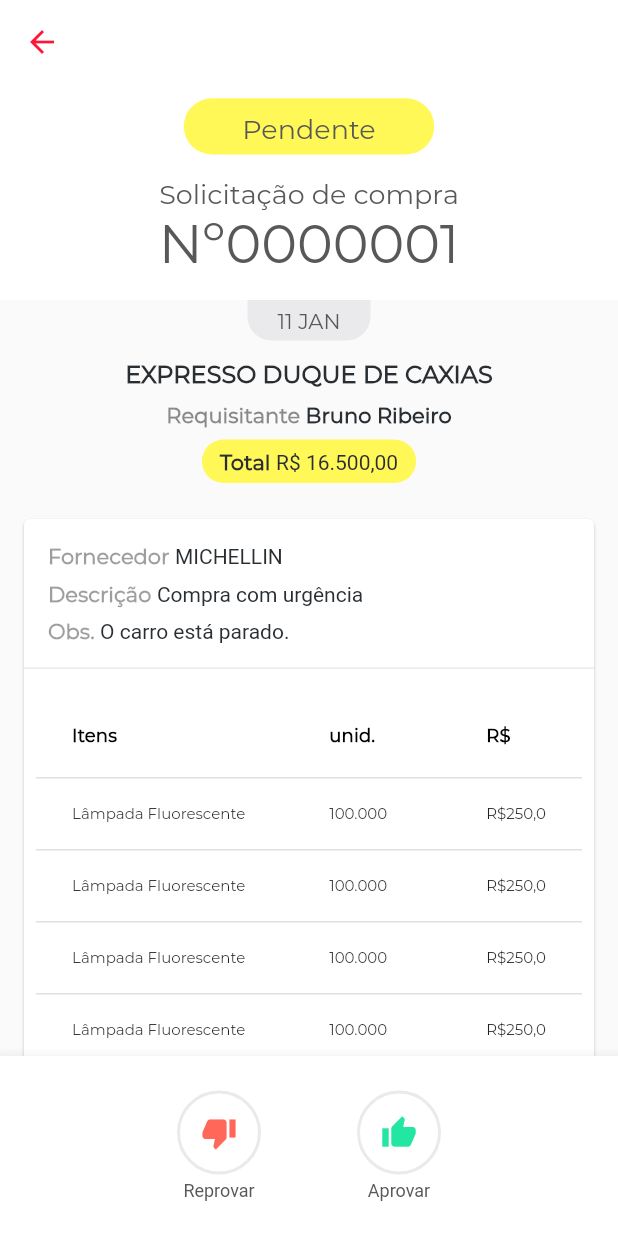
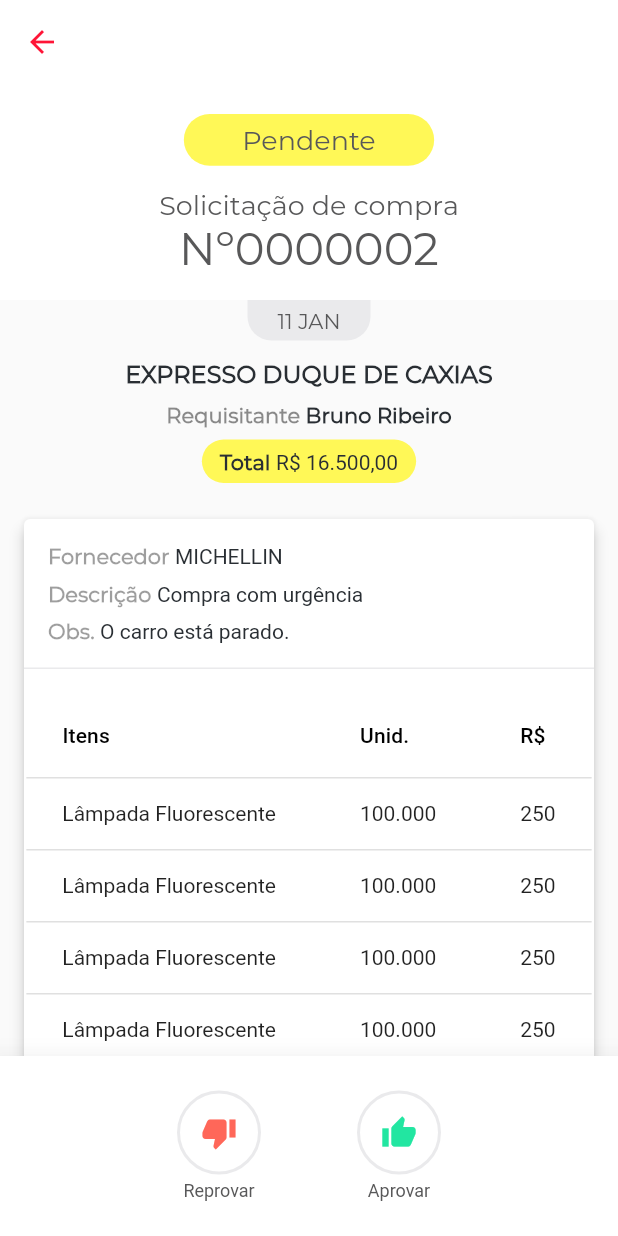
Before and after one commit to leandro-mancini/flutter_clean_architecture, a Flutter app: the DetalhesRegistro screen opened by its route, on a phone screen of 412 x 824 dp. Run offline on Flutter 3.47's test engine with Material 2 defaults, Android fonts, the phone set to English and light mode, and no system bars; our stand-ins replace flutter_clean_architecture; project files that could hold a hidden picture were left out.

Commit message:
Entidades e ajustes em detalhes de registro

```diff
--- a/lib/src/app/pages/detalhes_registro/detalhes_registro_view.dart
+++ b/lib/src/app/pages/detalhes_registro/detalhes_registro_view.dart
@@ -1,3 +1,4 @@
+import 'package:aprove_me/src/domain/entities/produto.dart';
 import 'package:flutter/cupertino.dart';
 import 'package:flutter/material.dart';
 import 'package:flutter_clean_architecture/flutter_clean_architecture.dart';
@@ -14,6 +15,14 @@ class _DetalhesRegistroState extends ViewState<DetalhesRegistro, DetalhesRegistr
 
   var _scaffoldKey = new GlobalKey<ScaffoldState>();
   var topAppBar = 0.0;
+  bool ascending;
+
+  @override
+  void initState() {
+    super.initState();
+
+    ascending = false;
+  }
 
   @override
   Widget build(BuildContext context) {
@@ -74,7 +83,7 @@ class _DetalhesRegistroState extends ViewState<DetalhesRegistro, DetalhesRegistr
         padding: EdgeInsets.only(
           left: 26,
           right: 26,
-          top: 6,
+          top: 4,
           bottom: 4,
         ),
         child: Text(
@@ -97,11 +106,10 @@ class _DetalhesRegistroState extends ViewState<DetalhesRegistro, DetalhesRegistr
         ),
       ) : new Container(),
       Text(
-        'Nº0000001',
+        'Nº0000002',
         style: TextStyle(
           color: Color(0xFF585859),
           fontWeight: FontWeight.normal,
-          fontSize: 24,
           fontFamily: 'Montserrat Regular'
         ),
       ),
@@ -110,6 +118,7 @@ class _DetalhesRegistroState extends ViewState<DetalhesRegistro, DetalhesRegistr
 
   Widget _produtos() => Container(
     child: Card(
+      elevation: 4,
       margin: EdgeInsets.all(16),
       child: Column(
         children: <Widget>[
@@ -199,7 +208,16 @@ class _DetalhesRegistroState extends ViewState<DetalhesRegistro, DetalhesRegistr
               ],
             ),
           ),
-          _bodyData(),
+          SingleChildScrollView(
+            scrollDirection: Axis.horizontal,
+            child: SizedBox(
+              // width: MediaQuery.of(context).size.width * 1.4,
+              child: _bodyData(),
+            ),
+          )
+          // Container(
+          //   child: _bodyData(),
+          // ),
         ],
       ),
     ),
@@ -312,6 +330,7 @@ class _DetalhesRegistroState extends ViewState<DetalhesRegistro, DetalhesRegistr
   );
 
   Widget _bottomNavigationBar() => BottomAppBar(
+    elevation: 16,
     child: Container(
       height: 120,
       child: Row(
@@ -395,108 +414,66 @@ class _DetalhesRegistroState extends ViewState<DetalhesRegistro, DetalhesRegistr
   );
 
   Widget _bodyData() => DataTable(
+    sortAscending: ascending,
+    sortColumnIndex: 0,
     columns: <DataColumn>[
       DataColumn(
-        label: Text(
-          'Itens',
-          style: TextStyle(
-            fontSize: 12,
-            fontWeight: FontWeight.bold,
-            fontFamily: 'Montserrat Regular',
-          ),
-        ),
-        numeric: false,
-        onSort: (i,b){}
+        label: Text('Itens')
       ),
       DataColumn(
-        label: Text(
-          'unid.',
-          style: TextStyle(
-            fontSize: 12,
-            fontWeight: FontWeight.bold,
-            fontFamily: 'Montserrat Regular',
-          ),
-        ),
-        numeric: false,
-        onSort: (i,b){}
+        label: Text('Unid.'),
       ),
       DataColumn(
-        label: Text(
-          'R\$',
-          style: TextStyle(
-            fontSize: 12,
-            fontWeight: FontWeight.bold,
-            fontFamily: 'Montserrat Regular',
-          ),
-        ),
-        numeric: false,
-        onSort: (i,b){}
+        label: Text('R\$'),
       ),
     ],
-    rows: names.map((name) => DataRow(
+    rows: produtos.map((Produto produto) => DataRow(
       cells: [
-        DataCell(
-          Text(
-            name.firstName,
-            style: TextStyle(
-              fontSize: 10,
-              fontFamily: 'Montserrat Regular',
-            ),
-          )
-        ),
-        DataCell(
-          Text(
-            name.lastName,
-            style: TextStyle(
-              fontSize: 10,
-              fontFamily: 'Montserrat Regular',
-            ),
-          )
-        ),
-        DataCell(
-          Text(
-            name.valor,
-            style: TextStyle(
-              fontSize: 10,
-              fontFamily: 'Montserrat Regular',
-            ),
-          )
-        ),
+        DataCell(Text('${produto.item}')),
+        DataCell(Text('${produto.unidade}')),
+        DataCell(Text('${produto.valor}')),
       ]
     )).toList(),
   );
+
+  void onSortColumn({int columnIndex, bool ascending}) {
+    if (columnIndex == 0) {
+      setState(() {
+        if (ascending) {
+          produtos.sort((a, b) => a.item.compareTo(b.item));
+        } else {
+          produtos.sort((a, b) => b.item.compareTo(a.item));
+        }
+        this.ascending = ascending;
+      });
+    }
+  }
+
+  void onSelectedRowChanged({bool selected, Produto produto}) {
+    print(selected);
+    print(produto);
+  }
 }
 
-class Name {
-	String firstName;
-	String lastName;
-  String valor;
-
-	Name({this.firstName, this.lastName, this.valor});
-}
-
-var names = <Name>[
-	Name(firstName: 'Lâmpada Fluorescente', lastName: '100.000', valor: 'R\$250,0'),
-	Name(firstName: 'Lâmpada Fluorescente', lastName: '100.000', valor: 'R\$250,0'),
-	Name(firstName: 'Lâmpada Fluorescente', lastName: '100.000', valor: 'R\$250,0'),
-	Name(firstName: 'Lâmpada Fluorescente', lastName: '100.000', valor: 'R\$250,0'),
-	Name(firstName: 'Lâmpada Fluorescente', lastName: '100.000', valor: 'R\$250,0'),
-	Name(firstName: 'Lâmpada Fluorescente', lastName: '100.000', valor: 'R\$250,0'),
-	Name(firstName: 'Lâmpada Fluorescente', lastName: '100.000', valor: 'R\$250,0'),
-	Name(firstName: 'Lâmpada Fluorescente', lastName: '100.000', valor: 'R\$250,0'),
-	Name(firstName: 'Lâmpada Fluorescente', lastName: '100.000', valor: 'R\$250,0'),
-	Name(firstName: 'Lâmpada Fluorescente', lastName: '100.000', valor: 'R\$250,0'),
-	Name(firstName: 'Lâmpada Fluorescente', lastName: '100.000', valor: 'R\$250,0'),
-	Name(firstName: 'Lâmpada Fluorescente', lastName: '100.000', valor: 'R\$250,0'),
-	Name(firstName: 'Lâmpada Fluorescente', lastName: '100.000', valor: 'R\$250,0'),
-	Name(firstName: 'Lâmpada Fluorescente', lastName: '100.000', valor: 'R\$250,0'),
-	Name(firstName: 'Lâmpada Fluorescente', lastName: '100.000', valor: 'R\$250,0'),
-	Name(firstName: 'Lâmpada Fluorescente', lastName: '100.000', valor: 'R\$250,0'),
-	Name(firstName: 'Lâmpada Fluorescente', lastName: '100.000', valor: 'R\$250,0'),
-	Name(firstName: 'Lâmpada Fluorescente', lastName: '100.000', valor: 'R\$250,0'),
-	Name(firstName: 'Lâmpada Fluorescente', lastName: '100.000', valor: 'R\$250,0'),
-	Name(firstName: 'Lâmpada Fluorescente', lastName: '100.000', valor: 'R\$250,0'),
-	Name(firstName: 'Lâmpada Fluorescente', lastName: '100.000', valor: 'R\$250,0'),
-	Name(firstName: 'Lâmpada Fluorescente', lastName: '100.000', valor: 'R\$250,0'),
-	Name(firstName: 'Lâmpada Fluorescente', lastName: '100.000', valor: 'R\$250,0'),
+var produtos = <Produto>[
+	Produto(item: 'Lâmpada Fluorescente', unidade: '100.000', valor: 250),
+	Produto(item: 'Lâmpada Fluorescente', unidade: '100.000', valor: 250),
+	Produto(item: 'Lâmpada Fluorescente', unidade: '100.000', valor: 250),
+	Produto(item: 'Lâmpada Fluorescente', unidade: '100.000', valor: 250),
+	Produto(item: 'Lâmpada Fluorescente', unidade: '100.000', valor: 250),
+  Produto(item: 'Lâmpada Fluorescente', unidade: '100.000', valor: 250),
+	Produto(item: 'Lâmpada Fluorescente', unidade: '100.000', valor: 250),
+	Produto(item: 'Lâmpada Fluorescente', unidade: '100.000', valor: 250),
+	Produto(item: 'Lâmpada Fluorescente', unidade: '100.000', valor: 250),
+	Produto(item: 'Lâmpada Fluorescente', unidade: '100.000', valor: 250),
+  Produto(item: 'Lâmpada Fluorescente', unidade: '100.000', valor: 250),
+	Produto(item: 'Lâmpada Fluorescente', unidade: '100.000', valor: 250),
+	Produto(item: 'Lâmpada Fluorescente', unidade: '100.000', valor: 250),
+	Produto(item: 'Lâmpada Fluorescente', unidade: '100.000', valor: 250),
+	Produto(item: 'Lâmpada Fluorescente', unidade: '100.000', valor: 250),
+  Produto(item: 'Lâmpada Fluorescente', unidade: '100.000', valor: 250),
+	Produto(item: 'Lâmpada Fluorescente', unidade: '100.000', valor: 250),
+	Produto(item: 'Lâmpada Fluorescente', unidade: '100.000', valor: 250),
+	Produto(item: 'Lâmpada Fluorescente', unidade: '100.000', valor: 250),
+	Produto(item: 'Lâmpada Fluorescente', unidade: '100.000', valor: 250),
 ];
--- /dev/null
+++ b/lib/src/domain/entities/produto.dart
@@ -0,0 +1,11 @@
+class Produto {
+  final String item;
+  final String unidade;
+  final int valor;
+
+  Produto({
+    this.item,
+    this.unidade,
+    this.valor
+  });
+}
```
